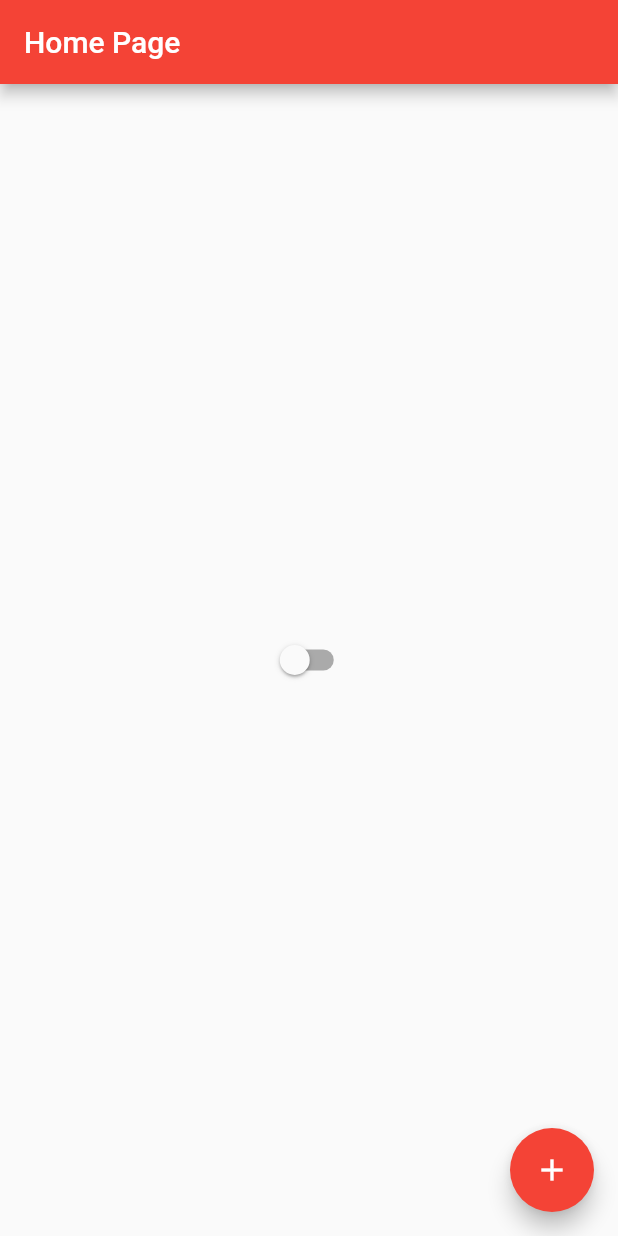
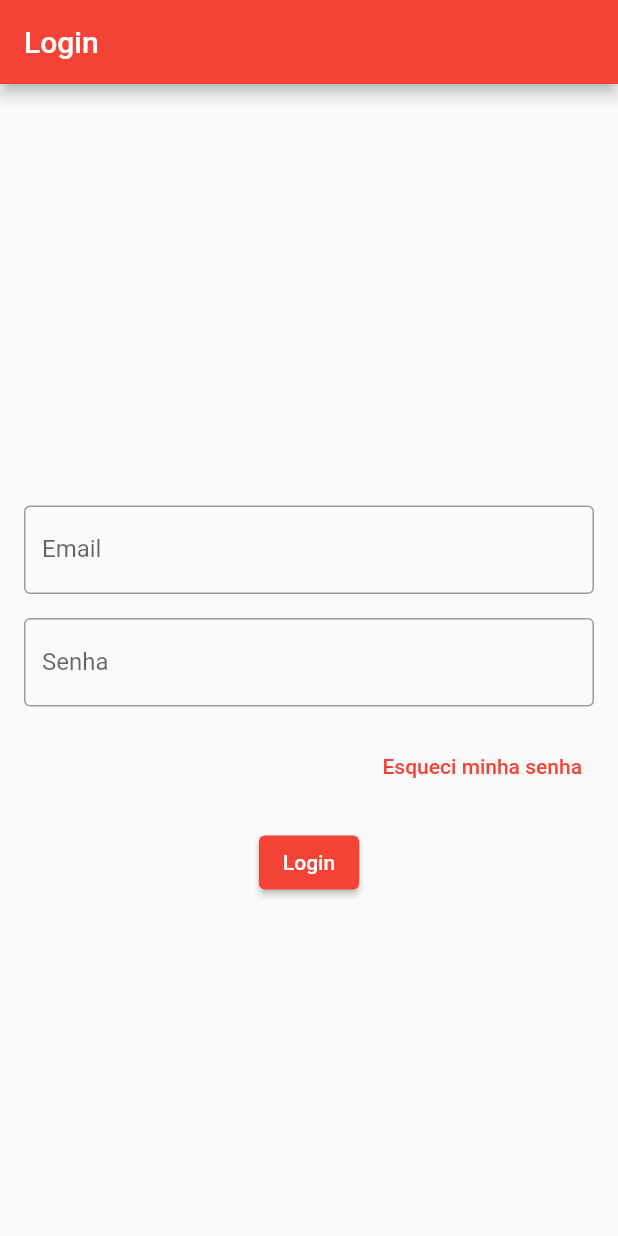
Before and after one commit to vini3001/initial_flutter, a Flutter app: the screen it shows after launch, on a phone screen of 412 x 824 dp. Run offline on Flutter 3.47's test engine with Material 3 defaults, Android fonts, the phone set to English and light mode, and no system bars.

Commit message:
create login page

```diff
--- a/lib/app_width.dart
+++ b/lib/app_width.dart
@@ -1,6 +1,7 @@
 import 'package:flutter/material.dart';
 import 'package:initial_project/app_controller.dart';
 import 'package:initial_project/home_page.dart';
+import 'package:initial_project/login_page.dart';
 
 class AppWidget extends StatelessWidget {
   @override
@@ -14,7 +15,7 @@ class AppWidget extends StatelessWidget {
         brightness:
            AppController.instance.isDarkTheme ? Brightness.dark : Brightness.light
       ),
-      home: HomePage(),
+      home: LoginPage(),
     );
     });
   }
--- /dev/null
+++ b/lib/login_page.dart
@@ -0,0 +1,97 @@
+import 'package:flutter/material.dart';
+
+class LoginPage extends StatelessWidget {
+  final _formKey = GlobalKey<FormState>();
+
+  @override
+  Widget build(BuildContext context) {
+    return Scaffold(
+      appBar: AppBar(
+        title: const Text('Login'),
+      ),
+      body: SingleChildScrollView(
+        child: SizedBox(
+          height: MediaQuery.of(context).size.height,
+          width: MediaQuery.of(context).size.width,
+          child: Padding(
+            padding: const EdgeInsets.all(16.0),
+            child: Form(
+              key: _formKey,
+              child: Column(
+                mainAxisAlignment: MainAxisAlignment.center,
+                children: [
+                  TextFormField(
+                    decoration: const InputDecoration(
+                      labelText: 'Email',
+                      border: OutlineInputBorder(),
+                    ),
+                    keyboardType: TextInputType.emailAddress,
+                    validator: (value) {
+                      if (value == null || value.isEmpty) {
+                        return 'Por favor, insira seu email';
+                      }
+                      if (!RegExp(r'^[^@\s]+@[^@\s]+\.[^@\s]+').hasMatch(value)) {
+                        return 'Insira um email válido';
+                      }
+                      return null;
+                    },
+                  ),
+                  const SizedBox(height: 16),
+                  TextFormField(
+                    decoration: const InputDecoration(
+                      labelText: 'Senha',
+                      border: OutlineInputBorder(),
+                    ),
+                    obscureText: true,
+                    validator: (value) {
+                      if (value == null || value.isEmpty) {
+                        return 'Por favor, insira sua senha';
+                      }
+                      if (value.length < 6) {
+                        return 'A senha deve ter pelo menos 6 caracteres';
+                      }
+                      return null;
+                    },
+                  ),
+                  const SizedBox(height: 16),
+                  Align(
+                    alignment: Alignment.centerRight,
+                    child: TextButton(
+                      onPressed: () {
+                        showDialog(
+                          context: context,
+                          builder: (context) => AlertDialog(
+                            title: const Text('Recuperar senha'),
+                            content: const Text('Instruções para recuperação de senha foram enviadas para seu email.'),
+                            actions: [
+                              TextButton(
+                                onPressed: () => Navigator.of(context).pop(),
+                                child: const Text('OK'),
+                              ),
+                            ],
+                          ),
+                        );
+                      },
+                      child: const Text('Esqueci minha senha'),
+                    ),
+                  ),
+                  const SizedBox(height: 16),
+                  ElevatedButton(
+                    onPressed: () {
+                      if (_formKey.currentState?.validate() == true) {
+                        ScaffoldMessenger.of(context).showSnackBar(
+                          const SnackBar(content: Text('Login realizado com sucesso!')),
+                        );
+                      }
+                    },
+                    child: const Text('Login'),
+                  ),
+                ],
+              ),
+            ),
+          ),
+        ),
+      ),
+    );
+  }
+}
```
Also changed, not shown: lib/home_page.dart (+10 -2 lines).
